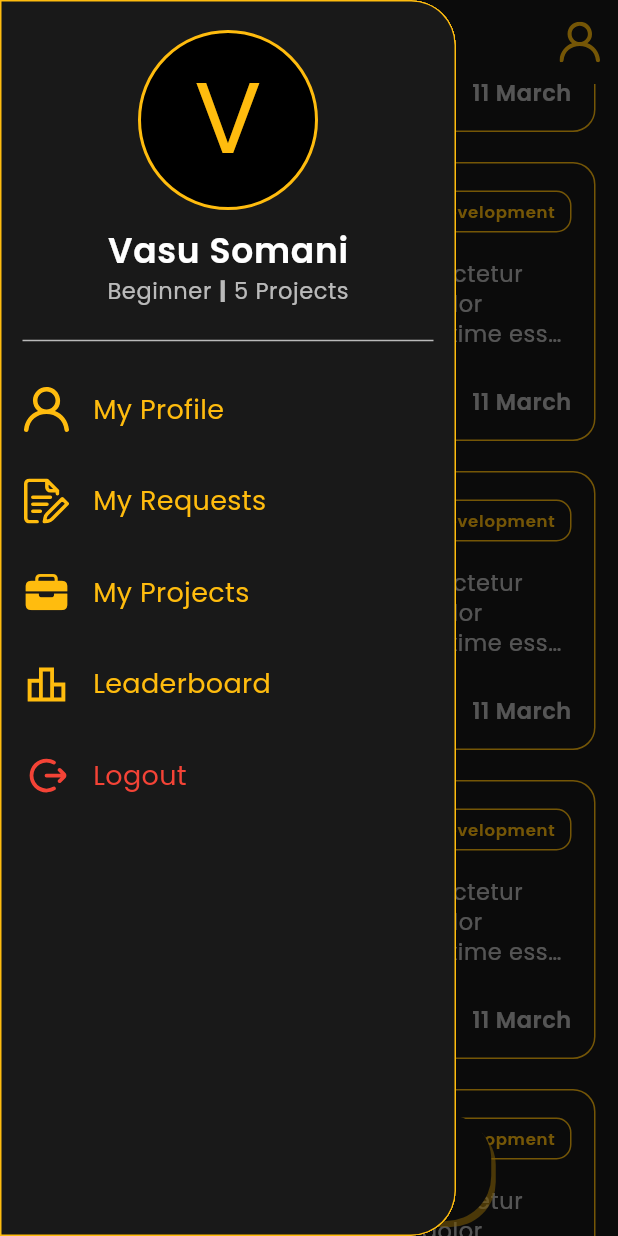
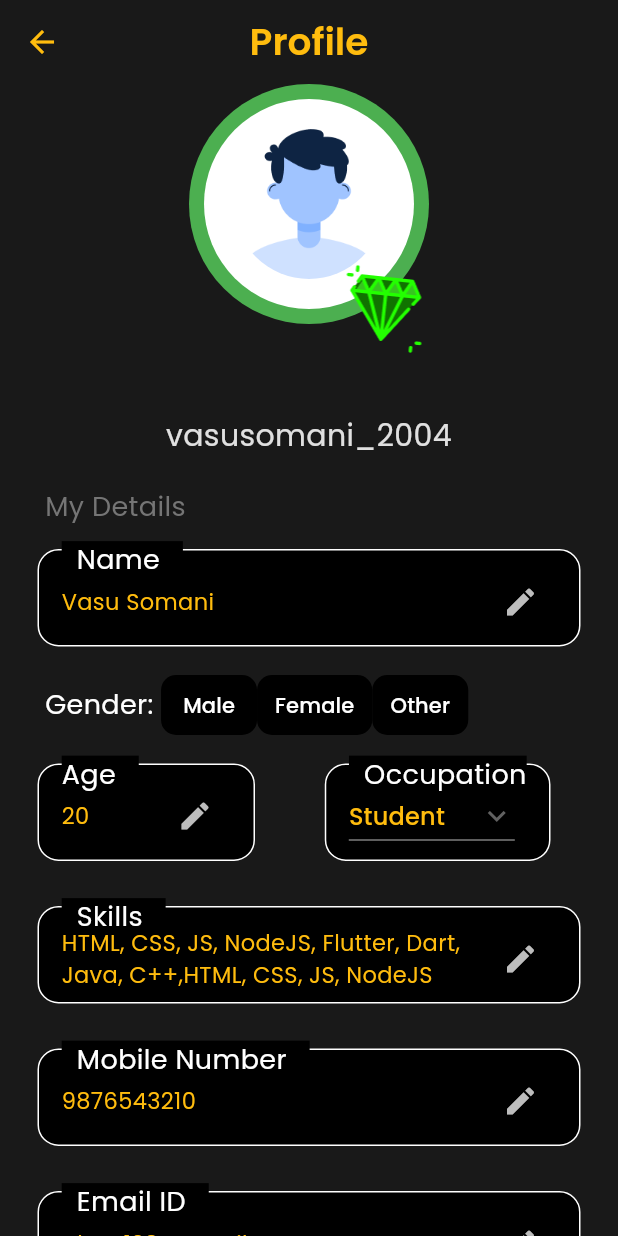
Before and after one commit to vasusomani/skill_sync, a Flutter app: the HomeScreen screen opened by its route, scrolled down 576 dp, after a tap on the "menu" icon, after a tap on "My Profile", on a phone screen of 412 x 824 dp. Run offline on Flutter 3.47's test engine with Material 3 defaults, Android fonts, the phone set to English and light mode, and no system bars; our stand-ins replace cloud_firestore, dropdown_search, firebase_auth, firebase_core, flutter_riverpod, flutter_svg and 3 more; accounts and stored records are empty.

Commit message:
Added profile and leaderboard screen, Integrated google sign in and sign up

```diff
--- /dev/null
+++ b/lib/view/components/containers/text_box_widget.dart
@@ -0,0 +1,69 @@
+import 'package:flutter/material.dart';
+
+class MyTextBox extends StatelessWidget {
+  final String text;
+  final String sectionName;
+  final void Function()? onPressed;
+  const MyTextBox(
+      {super.key,
+      required this.text,
+      required this.sectionName,
+      required this.onPressed});
+
+  @override
+  Widget build(BuildContext context) {
+    return Container(
+        decoration: BoxDecoration(
+          // color: Colors.grey[200],
+          color: Colors.black,
+          border: Border.all(color: Colors.white),
+          borderRadius: BorderRadius.circular(14),
+        ),
+        padding: const EdgeInsets.only(left: 15, top: 10, right: 15, bottom: 5),
+        margin: const EdgeInsets.all(15),
+        child: Stack(
+          children: <Widget>[
+            Transform.translate(
+              offset: const Offset(0, -16.5),
+              child: Text(
+                  sectionName.padRight(
+                      sectionName.length + "  ".length,
+                      String.fromCharCodes([
+                        // no-brake space
+                        0x00A0,
+                        // space
+                        0x0020
+                      ])),
+                  style: Theme.of(context).textTheme.bodyMedium?.copyWith(
+                        color: Colors.white,
+                        backgroundColor: Colors.black,
+                      )),
+            ),
+            Row(
+              mainAxisAlignment: MainAxisAlignment.spaceBetween,
+              children: [
+                (sectionName.compareTo('Age') == 0)
+                    ? (SizedBox(
+                        width: 65,
+                        child: Text(
+                          text,
+                          style:
+                              TextStyle(color: Color(0xffffbc0e), fontSize: 15),
+                        ),
+                      ))
+                    : Expanded(
+                        child: Text(
+                          text,
+                          style:
+                              TextStyle(color: Color(0xffffbc0e), fontSize: 15),
+                        ),
+                      ),
+                IconButton(
+                    onPressed: onPressed,
+                    icon: Icon(Icons.edit, color: Colors.grey[400]))
+              ],
+            ),
+          ],
+        ));
+  }
+}
--- a/lib/view/components/custom_drawer.dart
+++ b/lib/view/components/custom_drawer.dart
@@ -104,7 +104,7 @@ class CustomDrawer extends StatelessWidget {
                     color: CustomColors.primaryColor,
                   ),
             ),
-            onTap: () {},
+            onTap: () => Navigator.pushNamed(context, '/profile'),
           ),
           const SizedBox(
             height: 5,
@@ -155,10 +155,21 @@ class CustomDrawer extends StatelessWidget {
                     color: CustomColors.primaryColor,
                   ),
             ),
-            onTap: () {},
+            onTap: () => Navigator.pushNamed(context, '/leaderboard'),
           ),
           const SizedBox(
             height: 5,
+          ),
+          //support and help
+          ListTile(
+            leading: Icon(Icons.help_outline, color: CustomColors.primaryColor),
+            title: Text(
+              'Help & Support',
+              style: Theme.of(context).textTheme.bodyMedium?.copyWith(
+                    color: CustomColors.primaryColor,
+                  ),
+            ),
+            onTap: () => Navigator.pushNamed(context, '/support'),
           ),
           ListTile(
               leading: SvgPicture.asset(
@@ -172,8 +183,8 @@ class CustomDrawer extends StatelessWidget {
                       color: Colors.red,
                     ),
               ),
-            onTap: () {},
-          ),
+              onTap: () => Navigator.pushNamedAndRemoveUntil(
+                  context, '/login', (route) => false)),
         ],
       ),
     );
--- a/lib/view/routes/routing.dart
+++ b/lib/view/routes/routing.dart
@@ -1,6 +1,8 @@
 import 'package:flutter/material.dart';
 import 'package:skill_sync/view/screens/chat_screen/chat_screen.dart';
+import 'package:skill_sync/view/screens/leaderboard_screen/leaderboard_screen.dart';
 import 'package:skill_sync/view/screens/on_boarding_screen/welcome_screen.dart';
+import 'package:skill_sync/view/screens/profile_screen/profile_screen.dart';
 
 import '../screens/auth_screen/login_screen.dart';
 import '../screens/auth_screen/signup_screen.dart';
@@ -28,6 +30,10 @@ class RouteGenerator extends NavigatorObserver {
         return MaterialPageRoute(builder: (_) => const RecentChatScreen());
       case '/chat':
         return MaterialPageRoute(builder: (_) => const ChatScreen());
+      case '/profile':
+        return MaterialPageRoute(builder: (_) => const ProfilePage());
+      case '/leaderboard':
+        return MaterialPageRoute(builder: (_) => const LeaderboardScreen());
       default:
         return _errorRoute();
     }
--- a/lib/view/screens/home_screen/home_screen.dart
+++ b/lib/view/screens/home_screen/home_screen.dart
@@ -53,10 +53,13 @@ class _HomeScreenState extends State<HomeScreen> {
         actions: [
           Padding(
             padding: const EdgeInsets.symmetric(horizontal: 12),
-            child: SvgPicture.asset(
-              'assets/icons/profile.svg',
-              height: 27,
-              color: CustomColors.primaryColor,
+            child: GestureDetector(
+              onTap: () => Navigator.pushNamed(context, '/profile'),
+              child: SvgPicture.asset(
+                'assets/icons/profile.svg',
+                height: 27,
+                color: CustomColors.primaryColor,
+              ),
             ),
           ),
         ],
--- /dev/null
+++ b/lib/view/screens/leaderboard_screen/leaderboard_screen.dart
@@ -0,0 +1,43 @@
+import 'package:flutter/material.dart';
+
+import '../../components/containers/rank_box_widget.dart';
+
+class LeaderboardScreen extends StatefulWidget {
+  const LeaderboardScreen({super.key});
+
+  @override
+  State<LeaderboardScreen> createState() => _LeaderboardScreenState();
+}
+
+class _LeaderboardScreenState extends State<LeaderboardScreen> {
+  @override
+  Widget build(BuildContext context) {
+    // return const Placeholder();
+    return Scaffold(
+      appBar: AppBar(
+        title: const Text('Leaderboard'),
+      ),
+      body: ListView(
+        children: [
+          Container(
+            height: 200,
+            decoration: const BoxDecoration(
+              image: DecorationImage(
+                  image: AssetImage("assets/images/leaderboard_wall.png")),
+            ),
+          ),
+          const RankBoxWidget(rank: 1, name: "Gian Hai Aap", n: 20),
+          const RankBoxWidget(rank: 2, name: "Haaw King", n: 18),
+          const RankBoxWidget(rank: 3, name: "Arpit Bala", n: 15),
+          const RankBoxWidget(rank: 4, name: "Puneet Superstar", n: 12),
+          const RankBoxWidget(rank: 5, name: "Dolly ki Chai", n: 10),
+          const RankBoxWidget(rank: 6, name: "Paani Paani Paani", n: 8),
+          const RankBoxWidget(rank: 7, name: "Bole jo Koyal", n: 7),
+          const RankBoxWidget(rank: 8, name: "Elvish Bhaiii", n: 6),
+          const RankBoxWidget(rank: 9, name: "Sendha Namak", n: 6),
+          const RankBoxWidget(rank: 10, name: "Doctor Salunke", n: 5)
+        ],
+      ),
+    );
+  }
+}
--- /dev/null
+++ b/lib/view/screens/profile_screen/profile_screen.dart
@@ -0,0 +1,234 @@
+import 'package:flutter/material.dart';
+
+import '../../components/containers/text_box_widget.dart';
+
+class ProfilePage extends StatefulWidget {
+  const ProfilePage({super.key});
+
+  @override
+  State<ProfilePage> createState() => _ProfilePageState();
+}
+
+class _ProfilePageState extends State<ProfilePage> {
+  int? selected = 0;
+  String? _occupation = "Student";
+  var items = ["Student", "Professor", "Business", "Job", "Freelancer"];
+
+  Widget customRadio(String text, int index) {
+    return TextButton(
+      onPressed: () {
+        setState(() {
+          selected = index;
+        });
+      },
+      child: Text(
+        text,
+        style:
+            TextStyle(color: (selected == index) ? Colors.black : Colors.white),
+      ),
+      style: ButtonStyle(
+        shape: MaterialStateProperty.all(
+          RoundedRectangleBorder(borderRadius: BorderRadius.circular(10)),
+        ),
+        backgroundColor: MaterialStateProperty.all(
+            (selected == index) ? const Color(0xffffbc0e) : Colors.black),
+      ),
+    );
+  }
+
+  @override
+  Widget build(BuildContext context) {
+    return Scaffold(
+      appBar: AppBar(
+        title: const Text('Profile'),
+      ),
+      body: ListView(
+        padding: const EdgeInsets.symmetric(horizontal: 10),
+        children: [
+          CircleAvatar(
+            backgroundColor: Colors.green,
+            radius: 80,
+            child: CircleAvatar(
+                backgroundColor: Colors.white,
+                radius: 70,
+                child: Container(
+                  height: 100,
+                  width: 100,
+                  decoration: const BoxDecoration(
+                    shape: BoxShape.circle,
+                    image: DecorationImage(
+                        image: AssetImage('assets/images/Group.png'),
+                        fit: BoxFit.contain),
+                  ),
+                )),
+          ),
+          Transform.translate(
+            offset: const Offset(50, -40),
+            child: Container(
+              height: 60,
+              width: 60,
+              decoration: const BoxDecoration(
+                image:
+                    DecorationImage(image: AssetImage("assets/images/Gem.png")),
+              ),
+            ),
+          ),
+          Text(
+            "vasusomani_2004",
+            textAlign: TextAlign.center,
+            style: TextStyle(color: Colors.grey[300], fontSize: 20),
+          ),
+          SizedBox(
+            height: 20,
+          ),
+          Padding(
+              padding: const EdgeInsets.only(left: 20.0),
+              child: Text(
+                "My Details",
+                style: TextStyle(color: Colors.grey[600]),
+              )),
+          MyTextBox(
+            text: "Vasu Somani",
+            sectionName: ("  Name"),
+            onPressed: () => editField('Name'),
+          ),
+          Padding(
+              padding: const EdgeInsets.only(left: 20.0),
+              child: Row(
+                children: [
+                  const Text(
+                    "Gender: ",
+                    style: TextStyle(color: Colors.white),
+                  ),
+                  customRadio("Male", 1),
+                  customRadio("Female", 2),
+                  customRadio("Other", 3),
+                ],
+              )),
+          Row(
+            mainAxisAlignment: MainAxisAlignment.spaceBetween,
+            children: [
+              MyTextBox(
+                  text: "20",
+                  sectionName: "Age",
+                  onPressed: () => editField('Age')),
+              Transform.translate(
+                offset: const Offset(-20, 0),
+                child: Container(
+                    decoration: BoxDecoration(
+                      color: Colors.black,
+                      border: Border.all(color: Colors.white),
+                      borderRadius: BorderRadius.circular(14),
+                    ),
+                    padding: const EdgeInsets.only(
+                        left: 15, top: 10, right: 15, bottom: 5),
+                    margin: const EdgeInsets.all(15),
+                    child: Stack(
+                      children: <Widget>[
+                        Transform.translate(
+                          offset: const Offset(0, -16.5),
+                          child: Text(
+                            "  Occupation".padRight(
+                                "Occupation".length + "  ".length,
+                                String.fromCharCodes([0x00A0, 0x0020])),
+                            style: const TextStyle(
+                              color: Colors.white,
+                              backgroundColor: Colors.black,
+                            ),
+                          ),
+                        ),
+                        DropdownButton(
+                          value: _occupation,
+                          icon: const Icon(Icons.keyboard_arrow_down),
+                          items: items.map((String items) {
+                            return DropdownMenuItem(
+                              child: Text(
+                                items,
+                                style:
+                                    const TextStyle(color: Color(0xffffbc0e)),
+                              ),
+                              value: items,
+                            );
+                          }).toList(),
+                          onChanged: (String? newValue) {
+                            setState(() {
+                              _occupation = newValue!;
+                            });
+                          },
+                        ),
+                      ],
+                    )),
+              )
+            ],
+          ),
+          MyTextBox(
+              text:
+                  "HTML, CSS, JS, NodeJS, Flutter, Dart, Java, C++,HTML, CSS, JS, NodeJS",
+              sectionName: "  Skills",
+              onPressed: () => editField("Skills")),
+          MyTextBox(
+            text: "9876543210",
+            sectionName: "  Mobile Number",
+            onPressed: () => editField('Mobile Number'),
+          ),
+          MyTextBox(
+            text: "abc_123@gmail.com",
+            sectionName: "  Email ID",
+            onPressed: () => editField('Email ID'),
+          ),
+          const SizedBox(height: 10),
+          const Text(
+            "Portfolio",
+            style: TextStyle(color: Colors.white, fontSize: 20),
+          ),
+          MyTextBox(
+            text: "Github",
+            sectionName: "  Github",
+            onPressed: () => editField("Github"),
+          ),
+          MyTextBox(
+            text: "LinkedIn",
+            sectionName: "  LinkedIn",
+            onPressed: () => editField("LinkedIn"),
+          ),
+          MyTextBox(
+            text: "Personal Website",
+            sectionName: "  Personal Website",
+            onPressed: () => editField("Website"),
+          ),
+        ],
+      ),
+    );
+  }
+
+  void editField(String fieldName) {
+    showDialog(
+      context: context,
+      builder: (BuildContext context) {
+        return AlertDialog(
+          title: Text('Edit $fieldName'),
+          content: TextField(
+            onChanged: (value) {
+              // Handle the text field value here
+            },
+          ),
+          actions: [
+            TextButton(
+              child: const Text('Cancel'),
+              onPressed: () {
+                Navigator.of(context).pop();
+              },
+            ),
+            TextButton(
+              child: const Text('Save'),
+              onPressed: () {
+                // Handle save action here
+                Navigator.of(context).pop();
+              },
+            ),
+          ],
+        );
+      },
+    );
+  }
+}
```
Also changed, not shown: lib/view/components/containers/rank_box_widget.dart (added, +61 -0 lines), lib/view/screens/auth_screen/login_screen.dart (+17 -6 lines), lib/view/screens/auth_screen/signup_screen.dart (+15 -5 lines), assets/images/Gem.png (added), assets/images/Group.png (added), assets/images/Profile.png (added), assets/images/leaderboard_wall.png (added), assets/images/rank1_gem.png (added), assets/images/rank2_gem.png (added), assets/images/rank3_gem.png (added). Lines whose indentation alone changed are shown as unchanged.
